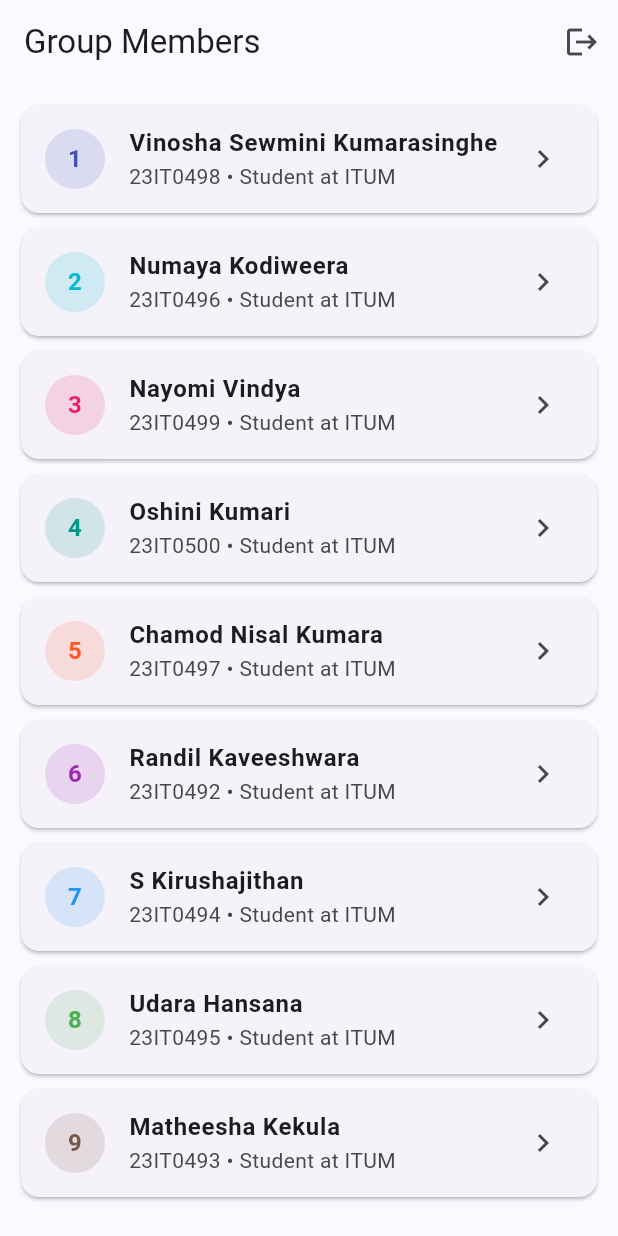
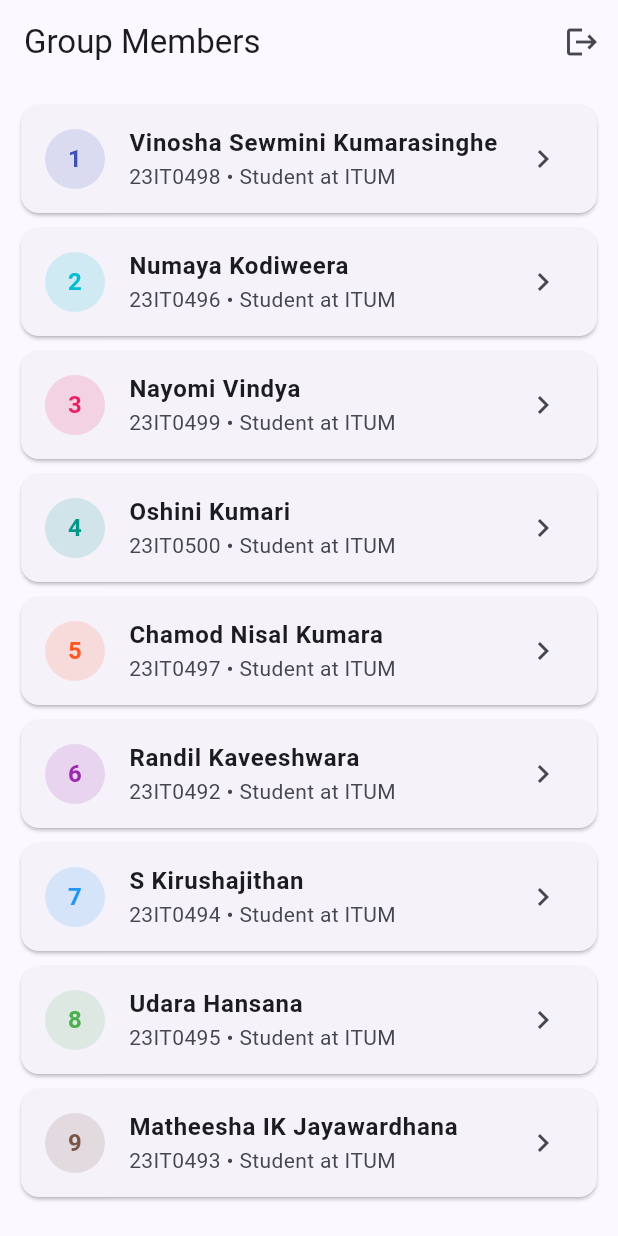
Before and after one commit to Vinosha06/Mobile_Communication_CA02, a Flutter app: the screen it shows once a user with an empty profile is signed in, on a phone screen of 412 x 824 dp. Run offline on Flutter 3.47's test engine with Material 3 defaults, Android fonts, the phone set to English and light mode, and no system bars; our stand-ins replace firebase_auth, firebase_core; accounts and stored records are empty.

Commit message:
Connect Member 09 profile

```diff
--- a/lib/screens/home_members_screen.dart
+++ b/lib/screens/home_members_screen.dart
@@ -5,12 +5,10 @@ import 'vinosha.dart';
 import 'randil.dart';
 import 'matheesha.dart';
 import 'Kirushajithan.dart';
-import 'udara.dart';
 import 'numaya.dart';
 import 'chamod.dart';
 import 'vindya.dart';
 import 'oshini.dart';
-
 
 class HomeMembersScreen extends StatelessWidget {
   const HomeMembersScreen({super.key});
@@ -85,11 +83,11 @@ class HomeMembersScreen extends StatelessWidget {
       ),
       MemberItem(
         number: 9,
-        name: 'Matheesha Kekula',
+        name: 'Matheesha IK Jayawardhana',
         studentId: '23IT0493',
         subtitle: 'Student at ITUM',
         color: Colors.brown,
-        builder: (_) => const PlaceholderMemberScreen(title: 'Member 9'),
+        builder: (_) => const Member9Screen(),
       ),
     ];
 
@@ -126,10 +124,7 @@ class HomeMembersScreen extends StatelessWidget {
               subtitle: Text('${m.studentId} • ${m.subtitle}'),
               trailing: const Icon(Icons.chevron_right),
               onTap: () {
-                Navigator.push(
-                  context,
-                  MaterialPageRoute(builder: m.builder),
-                );
+                Navigator.push(context, MaterialPageRoute(builder: m.builder));
               },
             ),
           );
@@ -139,9 +134,9 @@ class HomeMembersScreen extends StatelessWidget {
   }
 }
 
-
 class PlaceholderMemberScreen extends StatelessWidget {
   final String title;
+
   const PlaceholderMemberScreen({super.key, required this.title});
 
   @override
```
